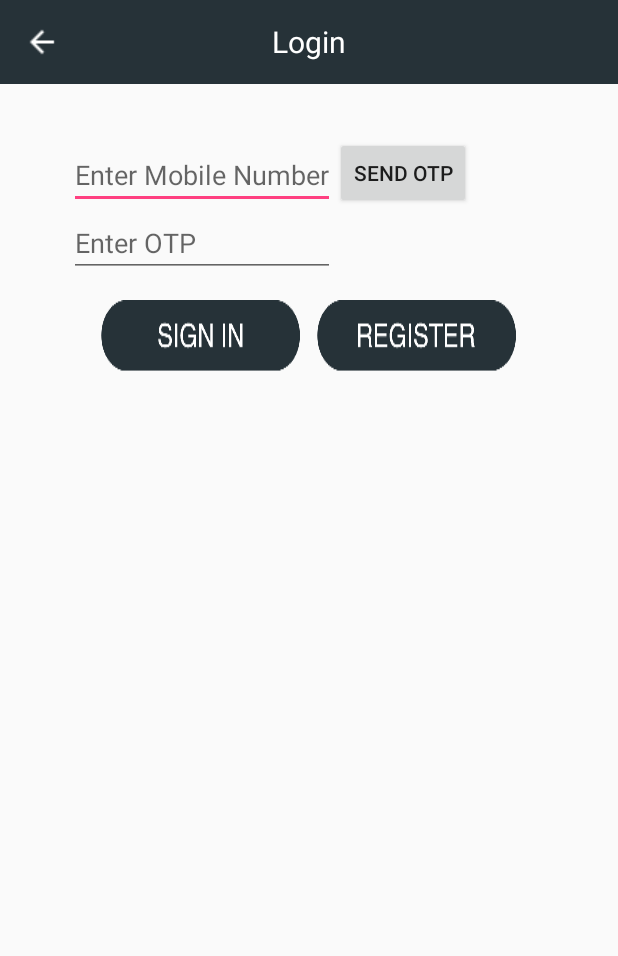
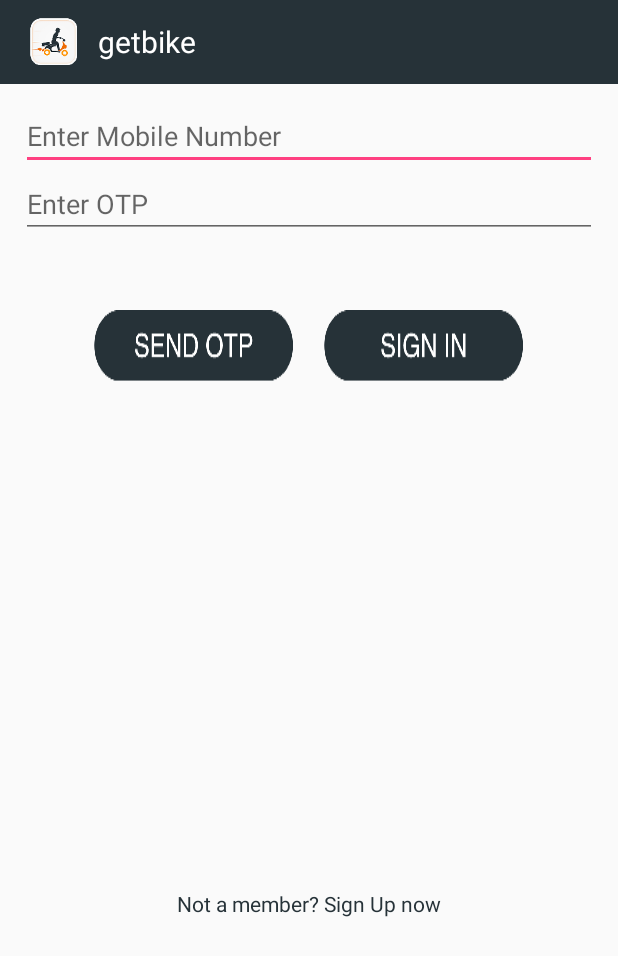
Before and after one commit to sivanookala1979/getbike_android, an Android app: the screen it shows after launch (LoginActivity), after a tap on an icon or button, on a phone screen of 412 x 824 dp. Shown: the top 956 px of the screen. Run offline under Robolectric (Android 15) with nearby library versions, the light colour scheme and no system bars; 1 statement that could not run was skipped.

Commit message:
Merged the changes with login and signup screens from Ramkoti.

```diff
--- a/app/src/main/AndroidManifest.xml
+++ b/app/src/main/AndroidManifest.xml
@@ -1,6 +1,6 @@
 <?xml version="1.0" encoding="utf-8"?>
 <manifest xmlns:android="http://schemas.android.com/apk/res/android"
-          package="com.vave.getbike">
+    package="com.vave.getbike">
 
     <uses-permission android:name="android.permission.CALL_PHONE"/>
     <uses-permission android:name="android.permission.INTERNET"/>
@@ -37,7 +37,7 @@
 
         <activity
             android:name=".activity.SplashScreenActivity"
-            android:theme="@style/Theme.AppCompat.NoActionBar">
+            android:theme="@style/SplashTheme">
             android:screenOrientation="portrait">
             <intent-filter>
                 <action android:name="android.intent.action.MAIN"/>
--- a/app/src/main/java/com/vave/getbike/activity/LoginActivity.java
+++ b/app/src/main/java/com/vave/getbike/activity/LoginActivity.java
@@ -2,10 +2,11 @@ package com.vave.getbike.activity;
 
 import android.content.Intent;
 import android.os.Bundle;
-import android.support.v7.app.AppCompatActivity;
+import android.support.v7.widget.Toolbar;
 import android.util.Log;
 import android.view.View;
 import android.widget.Button;
+import android.widget.EditText;
 import android.widget.TextView;
 
 import com.google.android.gms.gcm.GoogleCloudMessaging;
@@ -23,10 +24,11 @@ import java.util.regex.Pattern;
 public class LoginActivity extends BaseActivity implements View.OnClickListener {
 
     private static LoginActivity inst;
-    TextView receivedOtp;
+    EditText receivedOtp;
     SMSListener smsListener;
-    TextView mobileNumberTextView;
-    TextView otpTextView;
+    EditText mobileNumberTextView;
+    EditText otpTextView;
+    TextView signUpTextView;
 
     public static LoginActivity instance() {
         return inst;
@@ -48,12 +50,14 @@ public class LoginActivity extends BaseActivity implements View.OnClickListener
     protected void onCreate(Bundle savedInstanceState) {
         super.onCreate(savedInstanceState);
         setContentView(R.layout.activity_login);
-        addToolbarView();
+        Toolbar toolbar = (Toolbar) findViewById(R.id.toolbar);
+        toolbar.setTitle("");
+        setSupportActionBar(toolbar);
         Button sendOtp = (Button) findViewById(R.id.send_otp);
         assert sendOtp != null;
         sendOtp.setOnClickListener(this);
-        mobileNumberTextView = (TextView) findViewById(R.id.mobile);
-        otpTextView = (TextView) findViewById(R.id.received_otp);
+        mobileNumberTextView = (EditText) findViewById(R.id.mobile);
+        otpTextView = (EditText) findViewById(R.id.received_otp);
         try {
             //TODO This should be placed in logout as well.
             InstanceID.getInstance(getApplicationContext()).deleteInstanceID();
@@ -62,22 +66,16 @@ public class LoginActivity extends BaseActivity implements View.OnClickListener
         }
         Button login = (Button) findViewById(R.id.login);
         assert login != null;
-        login.setBackgroundResource(R.mipmap.sign_in);
         login.setOnClickListener(this);
-        Button register = (Button) findViewById(R.id.register);
-        assert register != null;
-        register.setBackgroundResource(R.mipmap.register);
-        register.setOnClickListener(this);
-        receivedOtp = (TextView) findViewById(R.id.received_otp);
+
+        signUpTextView = (TextView) findViewById(R.id.sign_up_text_view);
+        signUpTextView.setOnClickListener(this);
+        receivedOtp = (EditText) findViewById(R.id.received_otp);
     }
 
     @Override
     public void onClick(View v) {
         switch (v.getId()) {
-            case  R.id.register:
-                startActivity(new Intent(LoginActivity.this, SignupActivity.class));
-                finish();
-                break;
             case R.id.send_otp: {
                 final String mobileNumber = ((TextView) findViewById(R.id.mobile)).getText() + "";
                 final Pattern pattern1 = Pattern.compile("[^0-9]");
@@ -158,6 +156,10 @@ public class LoginActivity extends BaseActivity implements View.OnClickListener
                 }
             }
             break;
+            case R.id.sign_up_text_view:
+                startActivity(new Intent(LoginActivity.this, SignupActivity.class));
+                finish();
+                break;
         }
     }
 
--- a/app/src/main/java/com/vave/getbike/activity/LogoScreenActivity.java
+++ b/app/src/main/java/com/vave/getbike/activity/LogoScreenActivity.java
@@ -2,19 +2,22 @@ package com.vave.getbike.activity;
 
 import android.content.Intent;
 import android.os.Bundle;
-import android.support.v7.app.AppCompatActivity;
+import android.support.v7.widget.Toolbar;
 import android.view.View;
 import android.widget.Button;
 
 import com.vave.getbike.R;
 
-public class LogoScreenActivity extends AppCompatActivity {
+public class LogoScreenActivity extends BaseActivity {
 
     @Override
     protected void onCreate(Bundle savedInstanceState) {
         super.onCreate(savedInstanceState);
         setContentView(R.layout.activity_logo_screen);
 
+        Toolbar toolbar = (Toolbar) findViewById(R.id.toolbar);
+        toolbar.setTitle("");
+        setSupportActionBar(toolbar);
         Button loginButton = (Button) findViewById(R.id.login_button);
         Button signUpButton = (Button) findViewById(R.id.sign_up_button);
         final View loginView = this.findViewById(R.id.login_button);
--- a/app/src/main/java/com/vave/getbike/activity/SplashScreenActivity.java
+++ b/app/src/main/java/com/vave/getbike/activity/SplashScreenActivity.java
@@ -12,7 +12,7 @@ import com.vave.getbike.syncher.BaseSyncher;
 
 public class SplashScreenActivity extends AppCompatActivity {
 
-    public static final long DELAY_MILLIS = 40L;
+    public static final long DELAY_MILLIS = 4000L;
     Handler timerHandler; // global instance
     Runnable getmiRunnable; // global instance
 
@@ -28,12 +28,14 @@ public class SplashScreenActivity extends AppCompatActivity {
             @Override
             public void run() {
                 if (GetBikePreferences.isLoggedIn()) {
+                    System.out.println("Control in the splash screen activity");
                     BaseSyncher.setAccessToken(GetBikePreferences.getAccessToken());
                     startActivity(new Intent(SplashScreenActivity.this, RequestRideActivity.class));
+                    finish();
                 } else {
                     startActivity(new Intent(SplashScreenActivity.this, LogoScreenActivity.class));
+                    finish();
                 }
-                finish();
             }
         };
         timerHandler.postDelayed(getmiRunnable, DELAY_MILLIS);
--- /dev/null
+++ b/app/src/main/res/drawable/background_splash.xml
@@ -0,0 +1,14 @@
+<?xml version="1.0" encoding="utf-8"?>
+<layer-list xmlns:android="http://schemas.android.com/apk/res/android">
+
+    <item
+        android:drawable="@color/white"/>
+
+    <item>
+        <bitmap
+            android:gravity="center"
+
+            android:src="@mipmap/refreshing_icon"/>
+    </item>
+
+</layer-list>
--- a/app/src/main/res/layout/activity_login.xml
+++ b/app/src/main/res/layout/activity_login.xml
@@ -13,17 +13,20 @@
         android:layout_height="wrap_content"
         android:background="?attr/colorPrimary"
         android:minHeight="?attr/actionBarSize"
-        app:theme="@style/ToolbarColoredBackArrow"
         app:titleTextColor="@android:color/white">
+
+        <ImageView
+            android:layout_width="40dp"
+            android:layout_height="40dp"
+            android:src="@mipmap/ic_launcher"/>
 
         <TextView
             android:id="@+id/toolbar_title"
             style="@style/TextAppearance.AppCompat.Widget.ActionBar.Title"
             android:layout_width="wrap_content"
             android:layout_height="wrap_content"
-            android:layout_gravity="center"
             android:fontFamily="fonts/AvenirNextLTPro-Regular.otf"
-            android:text="Login"
+            android:text="  getbike"
             android:textColor="@android:color/white" />
     </android.support.v7.widget.Toolbar>
 
@@ -40,12 +43,11 @@
             android:id="@+id/mobile"
             android:layout_width="wrap_content"
             android:layout_height="wrap_content"
-            android:layout_alignParentStart="true"
             android:layout_alignParentTop="true"
-            android:layout_marginStart="32dp"
-            android:layout_marginTop="26dp"
             android:hint="Enter Mobile Number"
-            android:inputType="phone" />
+            android:inputType="phone"
+            android:layout_alignParentEnd="true"
+            android:layout_alignParentStart="true" />
 
         <EditText
             android:id="@+id/received_otp"
@@ -57,35 +59,42 @@
             android:hint="Enter OTP"
             android:inputType="number" />
 
-        <Button
-            android:id="@+id/send_otp"
+
+        <LinearLayout
+            android:id="@+id/optionsView"
             android:layout_width="wrap_content"
             android:layout_height="wrap_content"
-            android:layout_alignBottom="@+id/mobile"
-            android:layout_toEndOf="@+id/mobile"
-            android:text="Send OTP" />
+            android:orientation="horizontal"
+            android:layout_marginTop="38dp"
+            android:layout_below="@+id/received_otp"
+            android:layout_centerHorizontal="true">
 
-        <LinearLayout
-            android:layout_margin="10dp"
-            android:layout_below="@+id/received_otp"
-            android:layout_width="wrap_content"
-            android:layout_height="wrap_content"
-            android:layout_centerHorizontal="true"
-            android:orientation="horizontal">
+            <Button
+                android:id="@+id/send_otp"
+                android:background="@mipmap/send_otp_icon"
+                android:layout_width="wrap_content"
+                android:layout_height="wrap_content"
+                android:layout_margin="10dp"/>
 
             <Button
                 android:id="@+id/login"
+                android:background="@mipmap/sign_in"
                 android:layout_width="wrap_content"
                 android:layout_height="wrap_content"
-                android:layout_margin="5dp"/>
-
-            <Button
-                android:id="@+id/register"
-                android:layout_width="wrap_content"
-                android:layout_height="wrap_content"
-                android:layout_margin="5dp"/>
+                android:layout_margin="10dp"/>
 
         </LinearLayout>
+
+        <TextView
+            android:text="Not a member? Sign Up now"
+            android:layout_width="wrap_content"
+            android:textColor="@color/colorPrimary"
+            android:gravity="center"
+            android:layout_height="wrap_content"
+            android:id="@+id/sign_up_text_view"
+            android:layout_marginBottom="200dp"
+            android:layout_alignParentBottom="true"
+            android:layout_centerHorizontal="true" />
 
 
     </RelativeLayout>
--- a/app/src/main/res/layout/content_logo_screen.xml
+++ b/app/src/main/res/layout/content_logo_screen.xml
@@ -16,10 +16,10 @@
         android:id="@+id/imageView"
         android:layout_width="250dp"
         android:layout_height="250dp"
-        android:src="@mipmap/getbike_logo"
+        android:src="@mipmap/getbike_logo_main"
         android:layout_alignParentTop="true"
         android:layout_centerHorizontal="true"
-        android:layout_marginTop="49dp" />
+        android:layout_marginTop="120dp" />
 
     <Button
         android:id="@+id/login_button"
--- a/app/src/main/res/values/styles.xml
+++ b/app/src/main/res/values/styles.xml
@@ -8,14 +8,18 @@
         <item name="colorAccent">@color/colorAccent</item>
     </style>
 
+    <style name="SplashTheme" parent="Theme.AppCompat.NoActionBar">
+        <item name="android:windowBackground">@drawable/background_splash</item>
+    </style>
+
     <style name="AppTheme.NoActionBar">
         <item name="windowActionBar">false</item>
         <item name="windowNoTitle">true</item>
     </style>
 
-    <style name="AppTheme.AppBarOverlay" parent="ThemeOverlay.AppCompat.Dark.ActionBar" />
+    <style name="AppTheme.AppBarOverlay" parent="ThemeOverlay.AppCompat.Dark.ActionBar"/>
 
-    <style name="AppTheme.PopupOverlay" parent="ThemeOverlay.AppCompat.Light" />
+    <style name="AppTheme.PopupOverlay" parent="ThemeOverlay.AppCompat.Light"/>
 
     <style name="ToolbarColoredBackArrow" parent="AppTheme">
         <item name="android:textColorSecondary">@color/white</item>
```
Also changed, not shown: app/src/main/java/com/vave/getbike/activity/SignupActivity.java (+28 -12 lines), app/src/main/res/layout/activity_logo_screen.xml (+18 -1 lines), app/src/main/res/layout/activity_signup.xml (+11 -13 lines), 1 other file.
